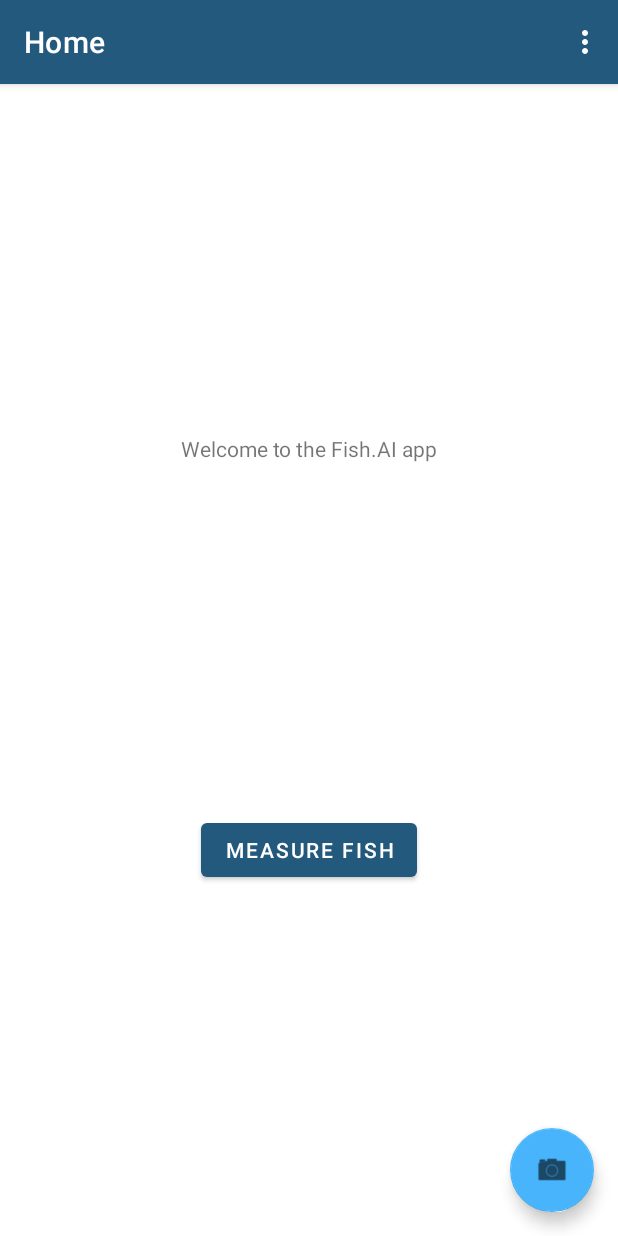
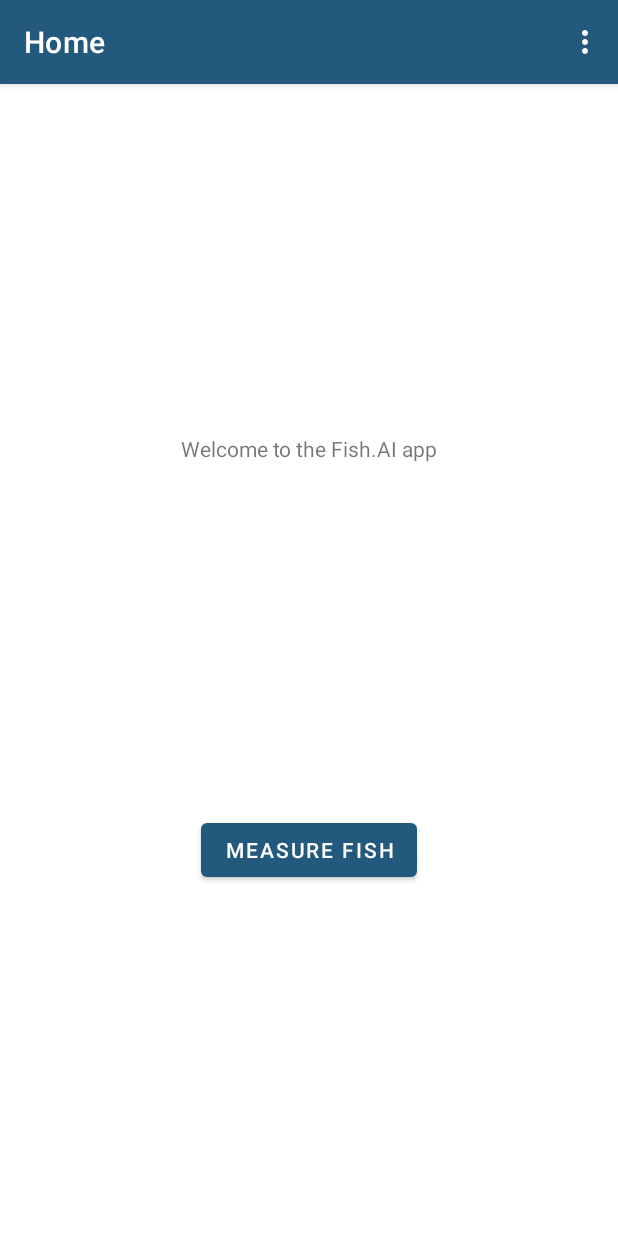
Before and after one commit to Timmo549/OzFish.AI, an Android app: the screen it shows after launch (MainActivity), on a phone screen of 412 x 824 dp. Run offline under Robolectric (Android 15) with nearby library versions, the phone set to English and light mode, and no system bars; our stand-ins replace navigation-ui; 4 statements that could not run were skipped.

Commit message:
Changelog: + Updated Manifest to include Camera (including AR) Features + Included check code to only enable camera functions within app if device cameras are accessible + Added Camera Activity Result code that takes the returned thumbnail bitmap and overlays it onto the Main Activity screen (temporary for testing) + Added stub code for ML Activity

```diff
--- a/app/src/main/AndroidManifest.xml
+++ b/app/src/main/AndroidManifest.xml
@@ -2,10 +2,11 @@
 <manifest xmlns:android="http://schemas.android.com/apk/res/android">
 
     <uses-permission android:name="android.permission.CAMERA" />
+    <uses-feature android:name="android.hardware.camera" android:required="false" />
 
     <!-- Limits app visibility in the Google Play Store to ARCore supported devices
          (https://developers.google.com/ar/devices). -->
-<!--    <uses-feature android:name="android.hardware.camera.ar" /> -->
+    <uses-feature android:name="android.hardware.camera.ar" android:required="false" />
 
     <application
         android:allowBackup="true"
--- a/app/src/main/java/com/example/fishai/MainActivity.java
+++ b/app/src/main/java/com/example/fishai/MainActivity.java
@@ -1,7 +1,11 @@
 package com.example.fishai;
 
+import android.app.Activity;
+import android.content.Context;
 import android.content.Intent;
+import android.content.pm.PackageManager;
 import android.graphics.Bitmap;
+import android.net.Uri;
 import android.opengl.GLSurfaceView;
 import android.os.Bundle;
 import android.os.Handler;
@@ -10,8 +14,13 @@ import android.view.Menu;
 import android.view.MenuItem;
 import android.view.View;
 import android.widget.Button;
+import android.widget.ImageView;
 import android.widget.Toast;
 
+import androidx.activity.result.ActivityResultCallback;
+import androidx.activity.result.ActivityResultLauncher;
+import androidx.activity.result.contract.ActivityResultContracts;
+import androidx.annotation.Nullable;
 import androidx.appcompat.app.AppCompatActivity;
 import androidx.navigation.NavController;
 import androidx.navigation.Navigation;
@@ -19,6 +28,7 @@ import androidx.navigation.ui.AppBarConfiguration;
 import androidx.navigation.ui.NavigationUI;
 
 import com.example.fishai.databinding.ActivityMainBinding;
+import com.google.android.material.floatingactionbutton.FloatingActionButton;
 import com.google.ar.core.ArCoreApk;
 import com.google.ar.core.Session;
 import com.google.ar.core.examples.java.common.helpers.CameraPermissionHelper;
@@ -32,6 +42,7 @@ import com.google.ar.core.exceptions.UnavailableUserDeclinedInstallationExceptio
 
 public class MainActivity extends AppCompatActivity {
     Bitmap theImage;
+    private static final int CAMERA_REQUEST = 1888;
     private AppBarConfiguration appBarConfiguration;
     private ActivityMainBinding binding;
 
@@ -72,7 +83,7 @@ public class MainActivity extends AppCompatActivity {
 
         // Enable AR-related functionality on ARCore supported devices only.
         if (maybeEnableArButton()) {
-            Button button = (Button) findViewById(R.id.button_measure);
+            Button button = findViewById(R.id.button_measure);
             button.setOnClickListener(new View.OnClickListener() {
                 @Override
                 public void onClick(View v) {
@@ -81,9 +92,16 @@ public class MainActivity extends AppCompatActivity {
             });
         }
 
-
         // Enable AR-related functionality on ARCore supported devices only.
-//        maybeEnableArButton();
+        if (maybeEnableCameraButton()) {
+            Button button = findViewById(R.id.button_measure);
+            button.setOnClickListener(new View.OnClickListener() {
+                @Override
+                public void onClick(View v) {
+                    openMeasure();
+                }
+            });
+        }
     }
 
     @Override
@@ -103,12 +121,13 @@ public class MainActivity extends AppCompatActivity {
     protected void onResume() {
         super.onResume();
 
-        // Check camera permission.
+/*        // Check camera permission.
         // ARCore requires camera permission to operate.
         if (!CameraPermissionHelper.hasCameraPermission(this)) {
             CameraPermissionHelper.requestCameraPermission(this);
             return;
         }
+*/
 /*
         // Ensure that Google Play Services for AR and ARCore device profile data are
         // installed and up to date.
@@ -188,8 +207,23 @@ public class MainActivity extends AppCompatActivity {
         back_pressed = System.currentTimeMillis();
     }
 
-    boolean maybeEnableArButton() {
-        Button button = (Button) findViewById(R.id.button_measure);
+    private boolean maybeEnableCameraButton() {
+        FloatingActionButton button = findViewById(R.id.fab);
+            if (this.getApplicationContext().getPackageManager().hasSystemFeature(PackageManager.FEATURE_CAMERA_ANY)){
+                // this device has a camera
+                button.setVisibility(View.VISIBLE);
+                button.setEnabled(true);
+                return true;
+            } else {
+                // no camera on this device
+                button.setVisibility(View.INVISIBLE);
+                button.setEnabled(false);
+                return false;
+            }
+        }
+
+    private boolean maybeEnableArButton() {
+        Button button = findViewById(R.id.button_measure);
         ArCoreApk.Availability availability = ArCoreApk.getInstance().checkAvailability(this);
         if (availability.isTransient()) {
             // Continue to query availability at 5Hz while compatibility is checked in the background.
@@ -230,7 +264,7 @@ public class MainActivity extends AppCompatActivity {
     public void openCamera() {
         // Start Activity to take photos with the Phone's Rear Camera
         Intent cameraIntent = new Intent(android.provider.MediaStore.ACTION_IMAGE_CAPTURE);
-        startActivity(cameraIntent);
+        startActivityForResult(cameraIntent, CAMERA_REQUEST);
     }
 
     public void openMeasure() {
@@ -239,13 +273,20 @@ public class MainActivity extends AppCompatActivity {
         startActivity(measureFish);
     }
 
-/**    @Override
+    public void openMLEngine(Bitmap image) {
+        // Start Activity to identify fish with the TensorFlow Lite ML Engine
+//        Intent MLIntent = new Intent(this, TBA.class);
+//        startActivity(MLIntent);
+    }
+
+
+    @Override
     public void onActivityResult(int requestCode, int resultCode, @Nullable Intent data) {
-        if (requestCode == CAMERA_REQUEST && resultCode == Activity.RESULT_OK)
-        {
+        super.onActivityResult(requestCode, resultCode, data);
+        if (requestCode == CAMERA_REQUEST && resultCode == Activity.RESULT_OK) {
             theImage = (Bitmap) data.getExtras().get("data");
-            photo=getEncodedString(theImage);
-            setDataToDataBase();
+            ImageView imageView = findViewById(R.id.image_view);
+            imageView.setImageBitmap(theImage);
         }
-    } **/
+    }
 }
--- a/app/src/main/res/layout/fragment_first.xml
+++ b/app/src/main/res/layout/fragment_first.xml
@@ -27,4 +27,8 @@
         app:layout_constraintStart_toStartOf="parent"
         app:layout_constraintTop_toBottomOf="@id/textview_first" />
 
+    <ImageView
+        android:id="@+id/image_view"
+        android:layout_width="match_parent"
+        android:layout_height="match_parent" />
 </androidx.constraintlayout.widget.ConstraintLayout>
```
